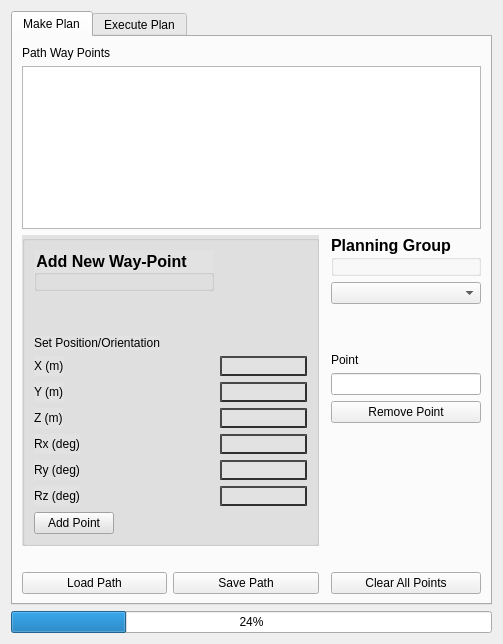
Qt form moveit_cartesian_plan_plugin/src/widgets/path_planning_widget.ui (ros-industrial-attic/fermi) before a commit.
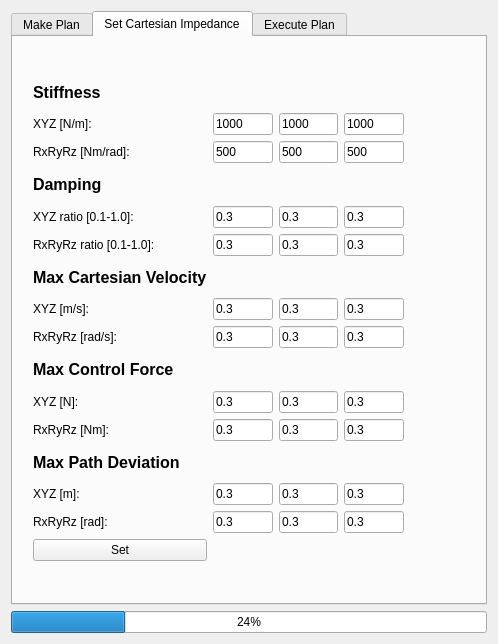
The same form after that commit.

Commit message: UI changes for adding Cart Impedance msgs. Not functional yet.

The edit to the form file:
```diff
--- a/moveit_cartesian_plan_plugin/src/widgets/path_planning_widget.ui
+++ b/moveit_cartesian_plan_plugin/src/widgets/path_planning_widget.ui
@@ -6,7 +6,7 @@
    <rect>
     <x>0</x>
     <y>0</y>
-    <width>503</width>
+    <width>498</width>
     <height>644</height>
    </rect>
   </property>
@@ -17,7 +17,7 @@
    <item row="0" column="1">
     <widget class="QTabWidget" name="tabWidget">
      <property name="currentIndex">
-      <number>0</number>
+      <number>1</number>
      </property>
      <widget class="QWidget" name="tab_1">
       <attribute name="title">
@@ -316,6 +316,382 @@
       <zorder>btn_ClearAllPoints</zorder>
       <zorder>horizontalSpacer</zorder>
      </widget>
+     <widget class="QWidget" name="tab">
+      <attribute name="title">
+       <string>Set Cartesian Impedance</string>
+      </attribute>
+      <widget class="QWidget" name="gridLayoutWidget">
+       <property name="geometry">
+        <rect>
+         <x>20</x>
+         <y>40</y>
+         <width>371</width>
+         <height>484</height>
+        </rect>
+       </property>
+       <layout class="QGridLayout" name="gridLayout_4">
+        <item row="1" column="1">
+         <widget class="QLineEdit" name="lineEdit">
+          <property name="text">
+           <string>1000</string>
+          </property>
+         </widget>
+        </item>
+        <item row="1" column="3">
+         <widget class="QLineEdit" name="lineEdit_3">
+          <property name="text">
+           <string>1000</string>
+          </property>
+         </widget>
+        </item>
+        <item row="2" column="1">
+         <widget class="QLineEdit" name="lineEdit_4">
+          <property name="text">
+           <string>500</string>
+          </property>
+         </widget>
+        </item>
+        <item row="2" column="2">
+         <widget class="QLineEdit" name="lineEdit_5">
+          <property name="text">
+           <string>500</string>
+          </property>
+         </widget>
+        </item>
+        <item row="0" column="0">
+         <widget class="QLabel" name="label_12">
+          <property name="font">
+           <font>
+            <pointsize>12</pointsize>
+            <weight>75</weight>
+            <bold>true</bold>
+           </font>
+          </property>
+          <property name="text">
+           <string>Stiffness</string>
+          </property>
+         </widget>
+        </item>
+        <item row="1" column="0">
+         <widget class="QLabel" name="label_7">
+          <property name="text">
+           <string>XYZ [N/m]:</string>
+          </property>
+         </widget>
+        </item>
+        <item row="2" column="3">
+         <widget class="QLineEdit" name="lineEdit_6">
+          <property name="text">
+           <string>500</string>
+          </property>
+         </widget>
+        </item>
+        <item row="1" column="2">
+         <widget class="QLineEdit" name="lineEdit_2">
+          <property name="text">
+           <string>1000</string>
+          </property>
+         </widget>
+        </item>
+        <item row="5" column="1">
+         <widget class="QLineEdit" name="lineEdit_10">
+          <property name="text">
+           <string>0.3</string>
+          </property>
+         </widget>
+        </item>
+        <item row="3" column="0">
+         <widget class="QLabel" name="label_11">
+          <property name="font">
+           <font>
+            <pointsize>12</pointsize>
+            <weight>75</weight>
+            <bold>true</bold>
+           </font>
+          </property>
+          <property name="text">
+           <string>Damping</string>
+          </property>
+         </widget>
+        </item>
+        <item row="7" column="1">
+         <widget class="QLineEdit" name="lineEdit_16">
+          <property name="text">
+           <string>0.3</string>
+          </property>
+         </widget>
+        </item>
+        <item row="11" column="1">
+         <widget class="QLineEdit" name="lineEdit_23">
+          <property name="text">
+           <string>0.3</string>
+          </property>
+         </widget>
+        </item>
+        <item row="14" column="0">
+         <widget class="QLabel" name="label_19">
+          <property name="text">
+           <string>RxRyRz [rad]:</string>
+          </property>
+         </widget>
+        </item>
+        <item row="8" column="2">
+         <widget class="QLineEdit" name="lineEdit_15">
+          <property name="text">
+           <string>0.3</string>
+          </property>
+         </widget>
+        </item>
+        <item row="13" column="0">
+         <widget class="QLabel" name="label_20">
+          <property name="text">
+           <string>XYZ [m]:</string>
+          </property>
+         </widget>
+        </item>
+        <item row="10" column="0">
+         <widget class="QLabel" name="label_17">
+          <property name="text">
+           <string>XYZ [N]:</string>
+          </property>
+         </widget>
+        </item>
+        <item row="5" column="0">
+         <widget class="QLabel" name="label_10">
+          <property name="text">
+           <string>RxRyRz ratio [0.1-1.0]: </string>
+          </property>
+         </widget>
+        </item>
+        <item row="14" column="3">
+         <widget class="QLineEdit" name="lineEdit_30">
+          <property name="text">
+           <string>0.3</string>
+          </property>
+         </widget>
+        </item>
+        <item row="12" column="0">
+         <widget class="QLabel" name="label_21">
+          <property name="font">
+           <font>
+            <pointsize>12</pointsize>
+            <weight>75</weight>
+            <bold>true</bold>
+           </font>
+          </property>
+          <property name="text">
+           <string>Max Path Deviation</string>
+          </property>
+         </widget>
+        </item>
+        <item row="4" column="3">
+         <widget class="QLineEdit" name="lineEdit_9">
+          <property name="text">
+           <string>0.3</string>
+          </property>
+         </widget>
+        </item>
+        <item row="14" column="2">
+         <widget class="QLineEdit" name="lineEdit_27">
+          <property name="text">
+           <string>0.3</string>
+          </property>
+         </widget>
+        </item>
+        <item row="5" column="3">
+         <widget class="QLineEdit" name="lineEdit_11">
+          <property name="text">
+           <string>0.3</string>
+          </property>
+         </widget>
+        </item>
+        <item row="14" column="1">
+         <widget class="QLineEdit" name="lineEdit_29">
+          <property name="text">
+           <string>0.3</string>
+          </property>
+         </widget>
+        </item>
+        <item row="6" column="0">
+         <widget class="QLabel" name="label_15">
+          <property name="font">
+           <font>
+            <pointsize>12</pointsize>
+            <weight>75</weight>
+            <bold>true</bold>
+           </font>
+          </property>
+          <property name="text">
+           <string>Max Cartesian Velocity</string>
+          </property>
+         </widget>
+        </item>
+        <item row="10" column="2">
+         <widget class="QLineEdit" name="lineEdit_19">
+          <property name="text">
+           <string>0.3</string>
+          </property>
+         </widget>
+        </item>
+        <item row="10" column="3">
+         <widget class="QLineEdit" name="lineEdit_20">
+          <property name="text">
+           <string>0.3</string>
+          </property>
+         </widget>
+        </item>
+        <item row="11" column="2">
+         <widget class="QLineEdit" name="lineEdit_21">
+          <property name="text">
+           <string>0.3</string>
+          </property>
+         </widget>
+        </item>
+        <item row="8" column="1">
+         <widget class="QLineEdit" name="lineEdit_17">
+          <property name="text">
+           <string>0.3</string>
+          </property>
+         </widget>
+        </item>
+        <item row="13" column="3">
+         <widget class="QLineEdit" name="lineEdit_26">
+          <property name="text">
+           <string>0.3</string>
+          </property>
+         </widget>
+        </item>
+        <item row="9" column="0">
+         <widget class="QLabel" name="label_18">
+          <property name="font">
+           <font>
+            <pointsize>12</pointsize>
+            <weight>75</weight>
+            <bold>true</bold>
+           </font>
+          </property>
+          <property name="text">
+           <string>Max Control Force</string>
+          </property>
+         </widget>
+        </item>
+        <item row="11" column="3">
+         <widget class="QLineEdit" name="lineEdit_24">
+          <property name="text">
+           <string>0.3</string>
+          </property>
+         </widget>
+        </item>
+        <item row="5" column="2">
+         <widget class="QLineEdit" name="lineEdit_12">
+          <property name="text">
+           <string>0.3</string>
+          </property>
+         </widget>
+        </item>
+        <item row="8" column="0">
+         <widget class="QLabel" name="label_13">
+          <property name="text">
+           <string>RxRyRz [rad/s]:</string>
+          </property>
+         </widget>
+        </item>
+        <item row="4" column="2">
+         <widget class="QLineEdit" name="lineEdit_8">
+          <property name="text">
+           <string>0.3</string>
+          </property>
+         </widget>
+        </item>
+        <item row="4" column="0">
+         <widget class="QLabel" name="label_9">
+          <property name="text">
+           <string>XYZ ratio [0.1-1.0]:</string>
+          </property>
+         </widget>
+        </item>
+        <item row="7" column="0">
+         <widget class="QLabel" name="label_14">
+          <property name="text">
+           <string>XYZ [m/s]:</string>
+          </property>
+         </widget>
+        </item>
+        <item row="10" column="1">
+         <widget class="QLineEdit" name="lineEdit_22">
+          <property name="text">
+           <string>0.3</string>
+          </property>
+         </widget>
+        </item>
+        <item row="13" column="1">
+         <widget class="QLineEdit" name="lineEdit_28">
+          <property name="text">
+           <string>0.3</string>
+          </property>
+         </widget>
+        </item>
+        <item row="7" column="3">
+         <widget class="QLineEdit" name="lineEdit_14">
+          <property name="text">
+           <string>0.3</string>
+          </property>
+         </widget>
+        </item>
+        <item row="7" column="2">
+         <widget class="QLineEdit" name="lineEdit_13">
+          <property name="text">
+           <string>0.3</string>
+          </property>
+         </widget>
+        </item>
+        <item row="2" column="0">
+         <widget class="QLabel" name="label_8">
+          <property name="text">
+           <string>RxRyRz [Nm/rad]:</string>
+          </property>
+         </widget>
+        </item>
+        <item row="11" column="0">
+         <widget class="QLabel" name="label_16">
+          <property name="text">
+           <string>RxRyRz [Nm]:</string>
+          </property>
+         </widget>
+        </item>
+        <item row="8" column="3">
+         <widget class="QLineEdit" name="lineEdit_18">
+          <property name="text">
+           <string>0.3</string>
+          </property>
+         </widget>
+        </item>
+        <item row="13" column="2">
+         <widget class="QLineEdit" name="lineEdit_25">
+          <property name="text">
+           <string>0.3</string>
+          </property>
+         </widget>
+        </item>
+        <item row="4" column="1">
+         <widget class="QLineEdit" name="lineEdit_7">
+          <property name="text">
+           <string>0.3</string>
+          </property>
+         </widget>
+        </item>
+        <item row="15" column="0">
+         <widget class="QPushButton" name="pushButton">
+          <property name="text">
+           <string>Set</string>
+          </property>
+         </widget>
+        </item>
+       </layout>
+      </widget>
+      <zorder>gridLayoutWidget</zorder>
+      <zorder>label_19</zorder>
+     </widget>
      <widget class="QWidget" name="tab_2">
       <attribute name="title">
        <string>Execute Plan</string>
```
Left out of the diff: 14 changed lines with no effect on the pictures.
